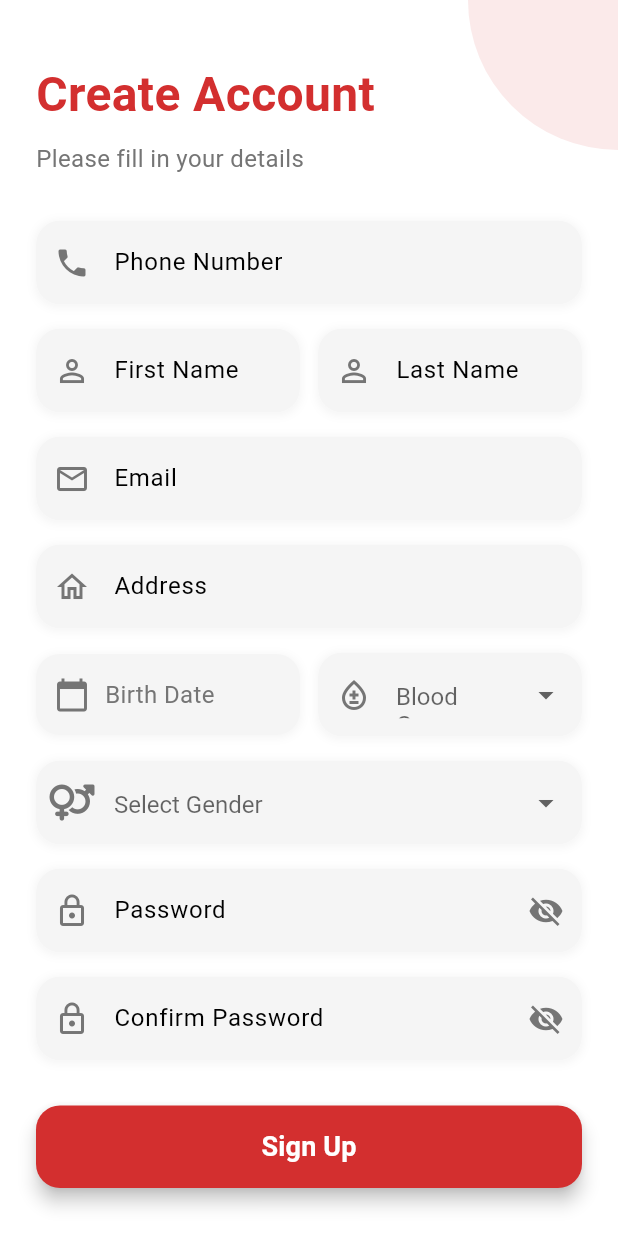
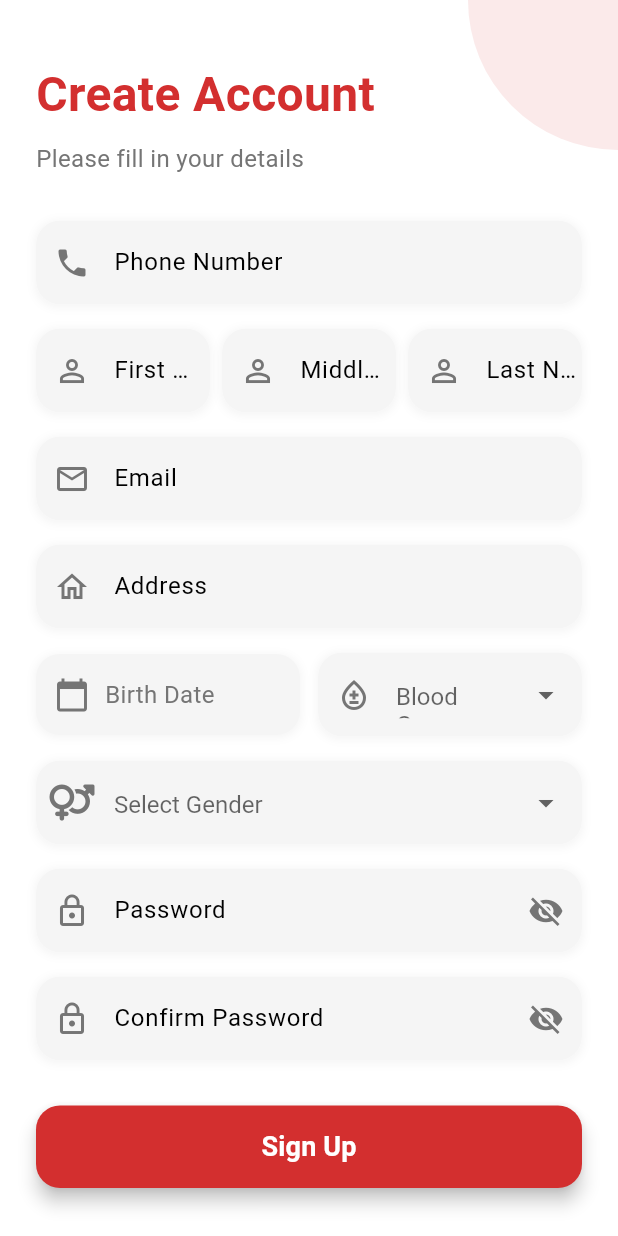
Before and after one commit to ashishthipkurle/Rakshak, a Flutter app: the Signup screen opened directly, on a phone screen of 412 x 824 dp. Run offline on Flutter 3.47's test engine with Material 3 defaults, Android fonts, the light colour scheme and no system bars; our stand-ins replace animate_do, carousel_slider, datetime_picker_formfield_new, fl_chart, flutter_spinkit, flutter_staggered_animations and 9 more; missing offline and left inert: rounded_expansion_tile; accounts and stored records are empty.

Commit message:
login and signup screen shot added

```diff
--- a/lib/ui/signup.dart
+++ b/lib/ui/signup.dart
@@ -156,7 +156,7 @@ class _SignupState extends State<Signup> with SingleTickerProviderStateMixin {
                     Row(
                       children: [
                         Expanded(
-                          flex: 3,
+                          flex: 2,
                           child: _buildInputField(
                             controller: _controllerFirstName,
                             focusNode: _focusNodeFirstName,
@@ -172,9 +172,22 @@ class _SignupState extends State<Signup> with SingleTickerProviderStateMixin {
                             onEditingComplete: () => _focusNodeMiddleName.requestFocus(),
                           ),
                         ),
-                        const SizedBox(width: 12),
+                        const SizedBox(width: 8),
                         Expanded(
-                          flex: 3,
+                          flex: 2,
+                          child: _buildInputField(
+                            controller: _controllerMiddleName,
+                            focusNode: _focusNodeMiddleName,
+                            labelText: "Middle Name",
+                            hintText: "Middle Name",
+                            icon: Icons.person_outline,
+                            // Middle name is optional
+                            onEditingComplete: () => _focusNodeLastName.requestFocus(),
+                          ),
+                        ),
+                        const SizedBox(width: 8),
+                        Expanded(
+                          flex: 2,
                           child: _buildInputField(
                             controller: _controllerLastName,
                             focusNode: _focusNodeLastName,
@@ -187,6 +200,7 @@ class _SignupState extends State<Signup> with SingleTickerProviderStateMixin {
                               }
                               return null;
                             },
+                            onEditingComplete: () => _focusNodeEmail.requestFocus(),
                           ),
                         ),
                       ],
```
Also changed, not shown: 5 other files.
